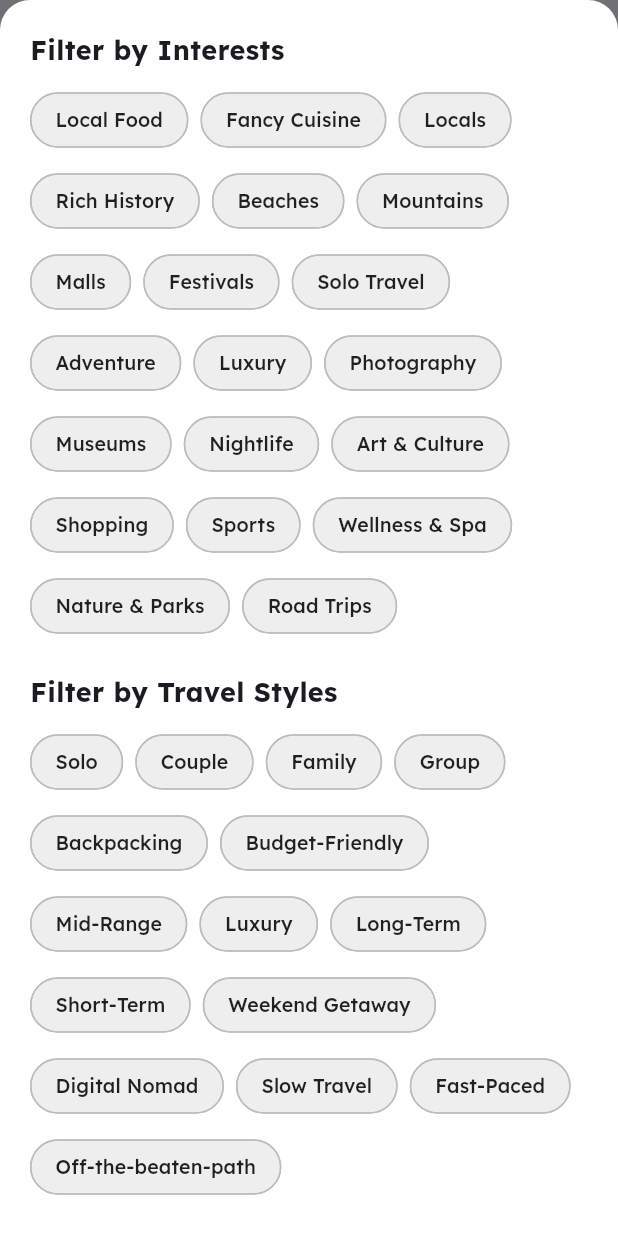
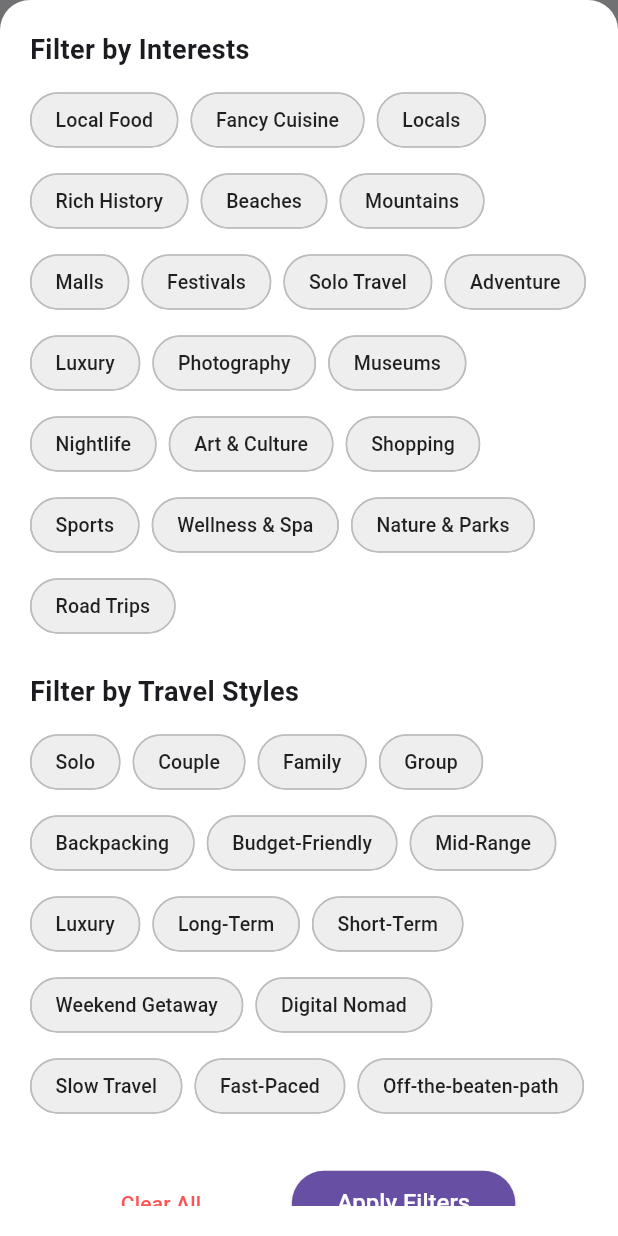
Before and after one commit to jpcabatingan/HaoFar_TravelApp, a Flutter app: the Friends screen opened by its route, after a tap on "Filters", on a phone screen of 412 x 824 dp. Run offline on Flutter 3.47's test engine with Material 3 defaults, Android fonts, the phone set to English and light mode, and no system bars; our stand-ins replace cloud_firestore, firebase_auth, firebase_core, google_fonts, image_picker, qr_flutter; missing offline and left inert: mobile_scanner; accounts and stored records are empty; generated files the repository leaves out were written again.

Commit message:
ui: updated app design

```diff
--- a/project/lib/main.dart
+++ b/project/lib/main.dart
@@ -42,11 +42,11 @@ class MyApp extends StatelessWidget {
 
   ThemeData _buildTheme() {
     return ThemeData(
-      scaffoldBackgroundColor: const Color(0xFFFDF8E6),
-      textTheme: GoogleFonts.lexendTextTheme(),
+      scaffoldBackgroundColor: const Color.fromARGB(255, 255, 255, 255),
+      textTheme: GoogleFonts.robotoTextTheme(),
       navigationBarTheme: NavigationBarThemeData(
         labelTextStyle: WidgetStateProperty.all(
-          GoogleFonts.lexend(fontSize: 12),
+          GoogleFonts.roboto(fontSize: 12),
         ),
       ),
     );
--- a/project/lib/screens/auth/sign_up.dart
+++ b/project/lib/screens/auth/sign_up.dart
@@ -25,7 +25,7 @@ class _SignUpState extends State<SignUp> {
 
   // app colors
   final Color _labelsColor = const Color.fromARGB(255, 80, 78, 118);
-  final Color _fieldColor = const Color.fromARGB(255, 255, 255, 255);
+  final Color _fieldColor = const Color.fromARGB(255, 255, 246, 230);
   final Color _titleColor = const Color.fromARGB(255, 80, 78, 118);
   final Color _btnColor = const Color.fromARGB(255, 163, 181, 101);
   final Color _linkColor = const Color.fromARGB(255, 241, 100, 46);
@@ -59,7 +59,7 @@ class _SignUpState extends State<SignUp> {
                       Text(
                         "Create account",
                         style: TextStyle(
-                          fontSize: 60,
+                          fontSize: 40,
                           fontWeight: FontWeight.bold,
                           color: _titleColor,
                           letterSpacing: 1,
--- a/project/lib/screens/friends/friends.dart
+++ b/project/lib/screens/friends/friends.dart
@@ -194,7 +194,7 @@ class _FriendsState extends State<Friends> {
                   children: [
                     Text(
                       "Filter by Interests",
-                      style: GoogleFonts.lexend(
+                      style: GoogleFonts.roboto(
                         fontSize: 18,
                         fontWeight: FontWeight.bold,
                       ),
@@ -208,7 +208,7 @@ class _FriendsState extends State<Friends> {
                     const SizedBox(height: 20),
                     Text(
                       "Filter by Travel Styles",
-                      style: GoogleFonts.lexend(
+                      style: GoogleFonts.roboto(
                         fontSize: 18,
                         fontWeight: FontWeight.bold,
                       ),
@@ -238,7 +238,7 @@ class _FriendsState extends State<Friends> {
                           },
                           child: Text(
                             "Clear All",
-                            style: GoogleFonts.lexend(color: Colors.redAccent),
+                            style: GoogleFonts.roboto(color: Colors.redAccent),
                           ),
                         ),
                         ElevatedButton(
@@ -258,14 +258,14 @@ class _FriendsState extends State<Friends> {
                               horizontal: 30,
                               vertical: 12,
                             ),
-                            textStyle: GoogleFonts.lexend(
+                            textStyle: GoogleFonts.roboto(
                               fontSize: 16,
                               fontWeight: FontWeight.w500,
                             ),
                           ),
                           child: Text(
                             "Apply Filters",
-                            style: GoogleFonts.lexend(color: Colors.white),
+                            style: GoogleFonts.roboto(color: Colors.white),
                           ),
                         ),
                       ],
@@ -294,7 +294,7 @@ class _FriendsState extends State<Friends> {
             return FilterChip(
               label: Text(
                 tag,
-                style: GoogleFonts.lexend(
+                style: GoogleFonts.roboto(
                   fontSize: 13,
                   color: isSelected ? Colors.white : Colors.black87,
                 ),
@@ -346,7 +346,7 @@ class _FriendsState extends State<Friends> {
       appBar: AppBar(
         title: Text(
           'Find People',
-          style: GoogleFonts.lexend(
+          style: GoogleFonts.roboto(
             color: Colors.black,
             fontWeight: FontWeight.w600,
           ),
@@ -363,10 +363,10 @@ class _FriendsState extends State<Friends> {
             // Search Field
             TextField(
               controller: _searchController,
-              style: GoogleFonts.lexend(),
+              style: GoogleFonts.roboto(),
               decoration: InputDecoration(
                 hintText: 'Search by name or username...',
-                hintStyle: GoogleFonts.lexend(color: Colors.grey[600]),
+                hintStyle: GoogleFonts.roboto(color: Colors.grey[600]),
                 prefixIcon: Icon(Icons.search, color: Colors.grey[700]),
                 filled: true,
                 fillColor: Colors.grey[100],
@@ -389,7 +389,7 @@ class _FriendsState extends State<Friends> {
                 icon: const Icon(Icons.filter_list_rounded, size: 20),
                 label: Text(
                   "Filters",
-                  style: GoogleFonts.lexend(fontWeight: FontWeight.w500),
+                  style: GoogleFonts.roboto(fontWeight: FontWeight.w500),
                 ),
                 style: ElevatedButton.styleFrom(
                   backgroundColor: highlightColor,
@@ -419,7 +419,7 @@ class _FriendsState extends State<Friends> {
                     child: Text(
                       "No users match your search or filter criteria.\nTry adjusting your filters or search term.",
                       textAlign: TextAlign.center,
-                      style: GoogleFonts.lexend(
+                      style: GoogleFonts.roboto(
                         fontSize: 16,
                         color: Colors.grey[700],
                       ),
@@ -438,7 +438,7 @@ class _FriendsState extends State<Friends> {
                     child: Text(
                       "Search for users or apply filters to find people.",
                       textAlign: TextAlign.center,
-                      style: GoogleFonts.lexend(
+                      style: GoogleFonts.roboto(
                         fontSize: 16,
                         color: Colors.grey[700],
                       ),
@@ -483,7 +483,7 @@ class _FriendsState extends State<Friends> {
                                         : (user.username.isNotEmpty
                                             ? user.username[0].toUpperCase()
                                             : "?"),
-                                    style: GoogleFonts.lexend(
+                                    style: GoogleFonts.roboto(
                                       fontSize: 20,
                                       color: Colors.white,
                                       fontWeight: FontWeight.bold,
@@ -493,14 +493,14 @@ class _FriendsState extends State<Friends> {
                         ),
                         title: Text(
                           "${user.firstName} ${user.lastName}",
-                          style: GoogleFonts.lexend(
+                          style: GoogleFonts.roboto(
                             fontWeight: FontWeight.w600,
                             fontSize: 16,
                           ),
                         ),
                         subtitle: Text(
                           "@${user.username}",
-                          style: GoogleFonts.lexend(
+                          style: GoogleFonts.roboto(
                             color: Colors.grey[600],
                             fontSize: 13,
                           ),
```
Also changed, not shown: project/lib/screens/auth/sign_in.dart (+17 -12 lines), project/lib/screens/profile/edit_profile_screen.dart (+6 -6 lines), project/lib/screens/profile/view_profile_screen.dart (+9 -9 lines), 1 other file.
